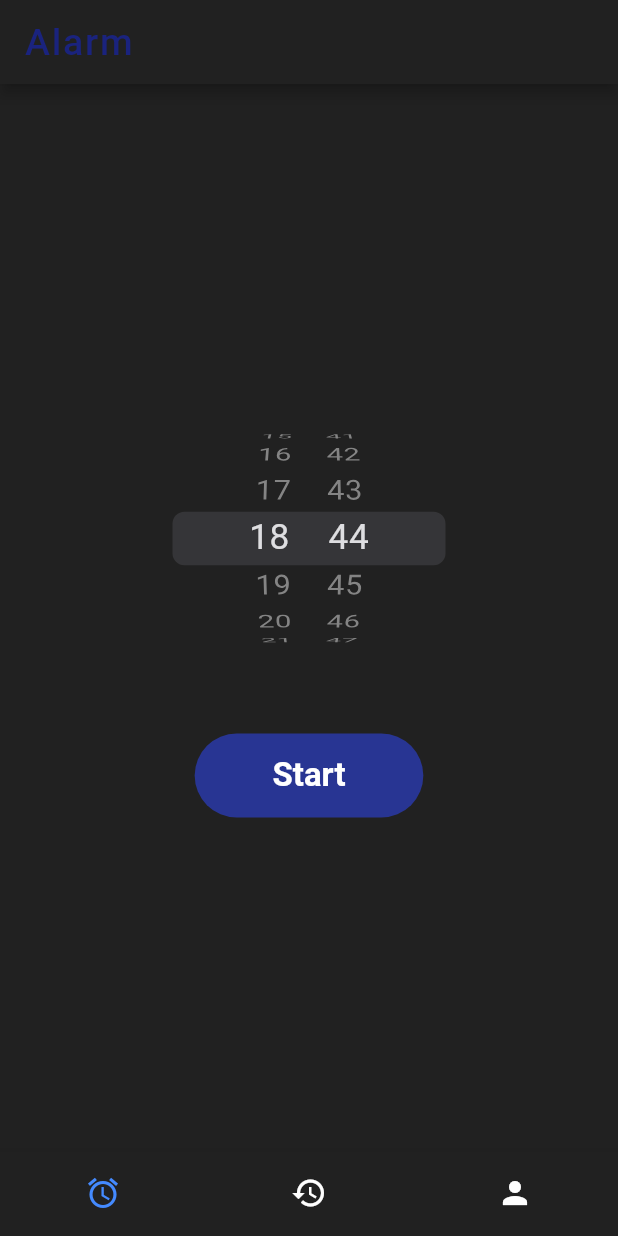
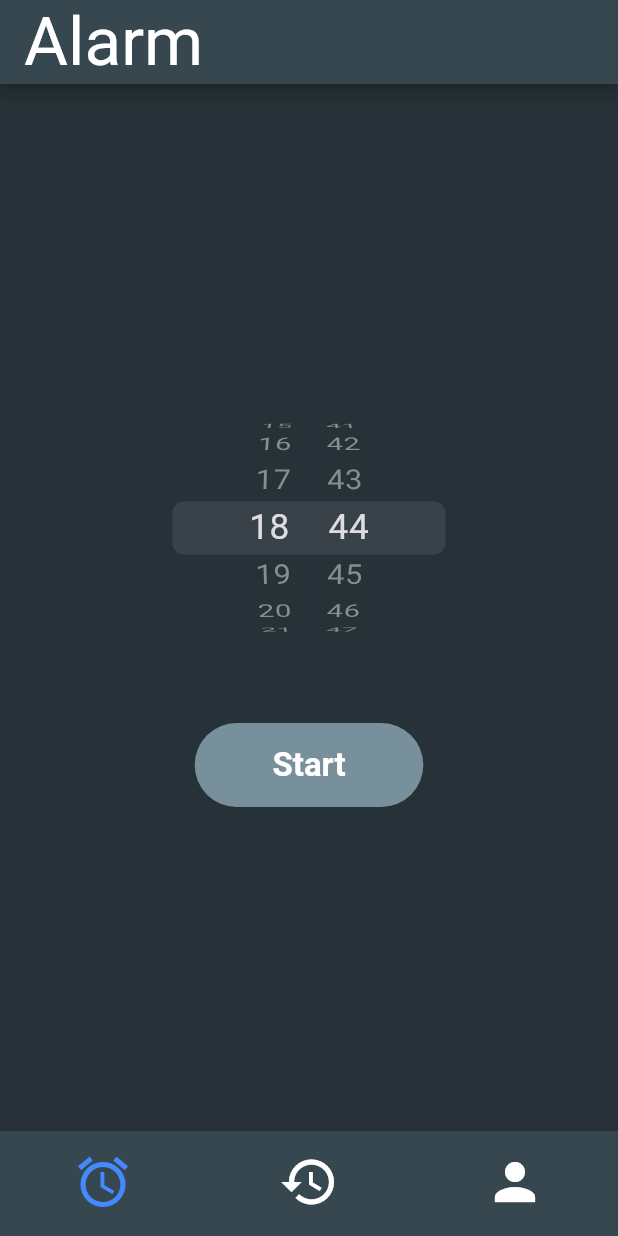
Before and after one commit to apivit45muic/Nightwise-first-project-mobile-dev, a Flutter app: the screen it shows after launch, on a phone screen of 412 x 824 dp. Run offline on Flutter 3.47's test engine with Material 2 defaults, Android fonts, the phone set to English and light mode, and no system bars; Roboto replaces fonts that are missing (Georgia).

Commit message:
Change colorTheme and add "blank" profile.dart
profile will tell you how much you sleep and maybe calculate and tell something you should do.

```diff
--- a/lib/alarm.dart
+++ b/lib/alarm.dart
@@ -37,7 +37,7 @@ class _AlarmTabState extends State<AlarmScreen> {
     final startButton = Container(
         decoration: BoxDecoration(
           borderRadius: BorderRadius.circular(60),
-          color: Colors.indigo[800],
+          color: Colors.blueGrey[400],
         ),
         child: MaterialButton(
         minWidth: MediaQuery.of(context).size.width * 0.37,
--- a/lib/home_screen.dart
+++ b/lib/home_screen.dart
@@ -1,3 +1,4 @@
+import 'package:firstproject/profile.dart';
 import 'package:flutter/material.dart';
 
 import 'package:firstproject/alarm.dart';
@@ -22,18 +23,13 @@ class _HomeScreenState extends State<HomeScreen> {
   @override
   Widget build(BuildContext context) {
     // TODO add more tabs here
-    final List<Widget> tabs = [AlarmScreen()];
-    final List<String> titles = ["Alarm"];
+    final List<Widget> tabs = [AlarmScreen(), ProfileScreen(), ProfileScreen()];
+    final List<String> titles = ["Alarm", "History","Profile"];
 
     return Scaffold(
       appBar: AppBar(
         title: Text(titles[_selectedIndex],
-        style: TextStyle(
-          color: Theme.of(context).primaryColor,
-          fontSize: 25,
-          fontWeight: FontWeight.w500,
-          letterSpacing: 1.2,
-        ),
+        style: Theme.of(context).textTheme.headline3
       ),
       backgroundColor: Theme.of(context).bottomAppBarColor,
     systemOverlayStyle: SystemUiOverlayStyle.dark,
@@ -51,9 +47,9 @@ class _HomeScreenState extends State<HomeScreen> {
         });
     },
     items: [
-      BottomNavigationBarItem(icon: Icon(Icons.alarm), label: "HOME", ), //will add changable icon if alarm was set later.
-      BottomNavigationBarItem(icon: Icon(Icons.history), label: "HISTORY"),
-      BottomNavigationBarItem(icon: Icon(Icons.person_sharp), label: "PROFILE"),
+      BottomNavigationBarItem(icon: Icon(Icons.alarm, size:40), label: "HOME", ), //will add changable icon if alarm was set later.
+      BottomNavigationBarItem(icon: Icon(Icons.history, size:40), label: "HISTORY"),
+      BottomNavigationBarItem(icon: Icon(Icons.person_sharp, size:40), label: "PROFILE"),
     ],
     ),
     body: tabs[_selectedIndex],
--- a/lib/main.dart
+++ b/lib/main.dart
@@ -13,11 +13,16 @@ class MyApp extends StatelessWidget {
     return MaterialApp(
       title: 'first-project',
       theme: ThemeData(
-        primaryColor: Colors.indigo[900],
-        bottomAppBarColor: Colors.grey[900],
-        scaffoldBackgroundColor: Colors.grey[900],
+        primaryColor: Colors.blueGrey[400],
+        bottomAppBarColor: Colors.blueGrey[800],
+        scaffoldBackgroundColor: Colors.blueGrey[900],
+        colorScheme: ColorScheme.fromSwatch().copyWith(secondary: Colors.white,tertiary: Colors.blueAccent),
         fontFamily: 'Georgia',
-        colorScheme: ColorScheme.fromSwatch().copyWith(secondary: Colors.white,tertiary: Colors.blueAccent),
+        textTheme: TextTheme(
+          headline3: TextStyle(color: Colors.white),
+
+        )
+
       ),
       initialRoute: '/', // we can omit this (as it is by default anyway)
       routes: {
--- /dev/null
+++ b/lib/profile.dart
@@ -0,0 +1,18 @@
+import 'package:flutter/material.dart';
+
+class ProfileScreen extends StatelessWidget {
+  @override
+  Widget build(BuildContext context) {
+    return MaterialApp(
+      title: 'Profile',
+      home: Scaffold(
+        appBar: AppBar(
+          title: Text('My App'),
+        ),
+        body: Container(
+          color: Theme.of(context).bottomAppBarColor,
+        ),
+      ),
+    );
+  }
+}
```
